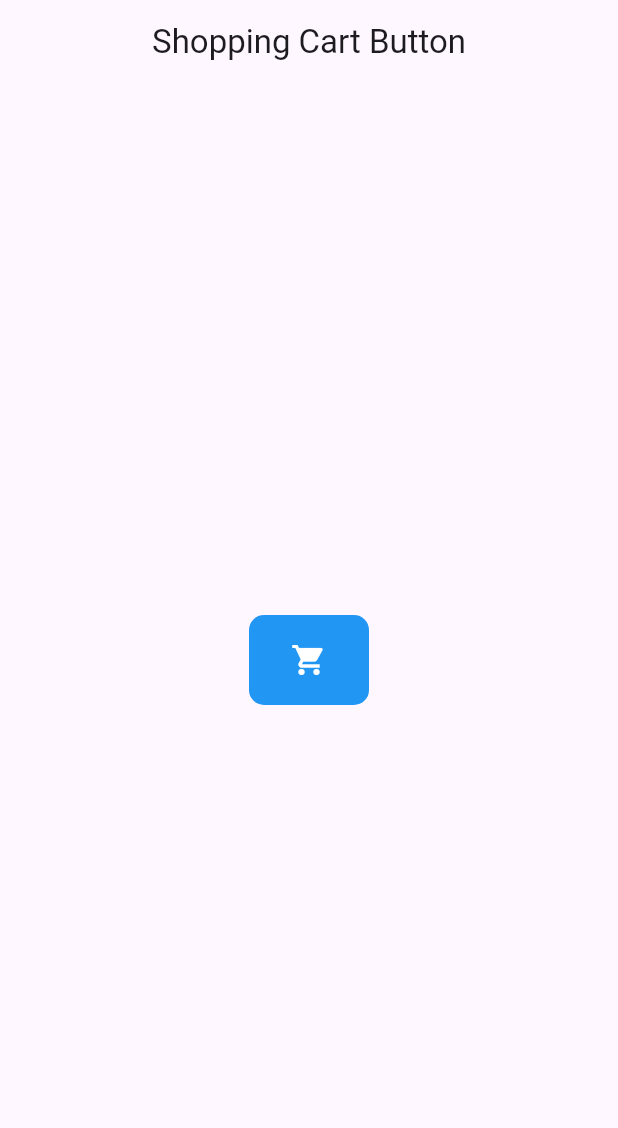
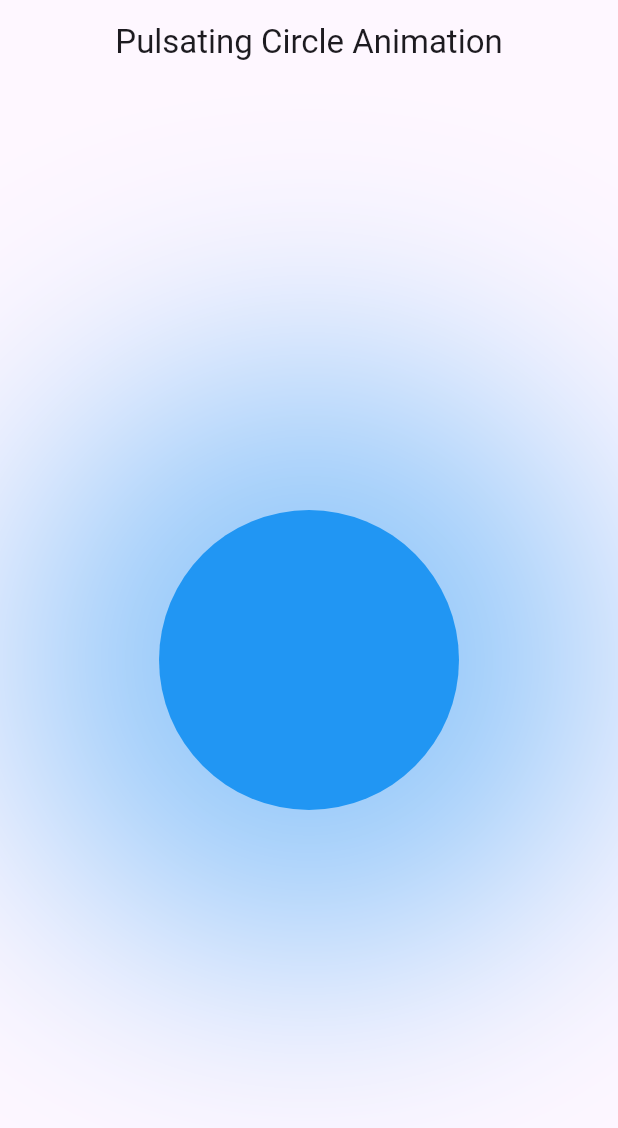
Before and after one commit to dwaipayan7/animations_practice, a Flutter app: the screen it shows after launch, on a phone screen of 412 x 824 dp. Shown: the top 1128 px of the screen. Run offline on Flutter 3.47's test engine with Material 3 defaults, Android fonts, the phone set to English and light mode, and no system bars.

Commit message:
feat: Implement pulsating circle animation using TweenAnimationBuilder
This commit introduces a pulsating circle animation using Flutter's `TweenAnimationBuilder`.
The circle smoothly expands and contracts, creating a pulsating effect.

Changes:
- Created `PulsatingCircleAnimation` widget:
    - Utilizes `TweenAnimationBuilder` to animate the size of the circle.
    - Uses `BoxShadow` to create the pulsating effect by animating the `blurRadius` and `spreadRadius` of the shadow.
- Added `PulsatingCircleAnimation` widget as the home page in `main.dart`.
- Added an app bar to `PulsatingCircleAnimation` widget.

```diff
--- /dev/null
+++ b/lib/implicit_examples/animated_tween_animation.dart
@@ -0,0 +1,42 @@
+import 'package:flutter/material.dart';
+
+class PulsatingCircleAnimation extends StatelessWidget {
+  const PulsatingCircleAnimation({super.key});
+
+  @override
+  Widget build(BuildContext context) {
+
+    double size = 200;
+
+    return Scaffold(
+      appBar: AppBar(
+        title: Text("Pulsating Circle Animation"),
+        centerTitle: true,
+      ),
+      body: Center(
+        child: TweenAnimationBuilder(
+          tween: Tween(begin: 0.0, end: 200.0),
+          duration: Duration(milliseconds: 1500),
+          builder: (context, size, widget) {
+            return Container(
+              width: size,
+              height: size,
+              decoration: BoxDecoration(
+                shape: BoxShape.circle,
+                color: Colors.blue,
+                boxShadow: [
+                  BoxShadow(
+                    color: Colors.blue.withOpacity(0.5),
+                    blurRadius: size,
+                    spreadRadius: size / 2,
+                  ),
+                ],
+              ),
+            );
+          },
+
+        ),
+      ),
+    );
+  }
+}
--- a/lib/main.dart
+++ b/lib/main.dart
@@ -2,6 +2,7 @@ import 'package:flutter/material.dart';
 
 import 'implicit_examples/animated_color_palette.dart';
 import 'implicit_examples/animated_shopping_cart.dart';
+import 'implicit_examples/animated_tween_animation.dart';
 
 void main() {
   runApp(const MyApp());
@@ -20,7 +21,7 @@ class MyApp extends StatelessWidget {
         colorScheme: ColorScheme.fromSeed(seedColor: Colors.deepPurple),
         useMaterial3: true,
       ),
-      home: ShoppingCartButton(),
+      home: PulsatingCircleAnimation(),
     );
   }
 }
```
